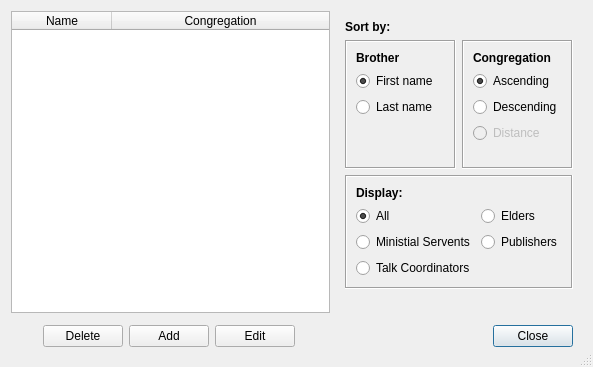
This is pyTalkManager/gui/BrotherWindow.ui in JoelMon/pyTalkManager as Qt 5 draws it before an edit. The edited form follows.
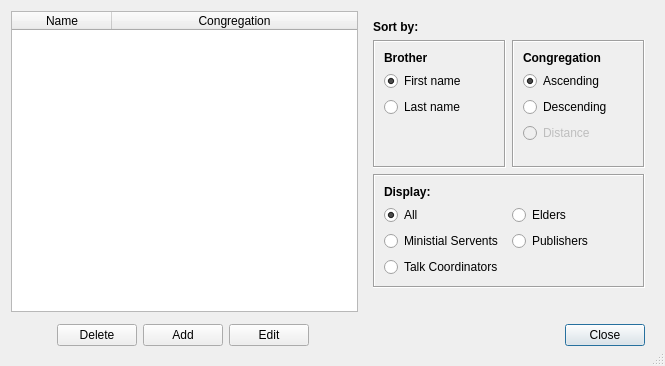
This is the edited form.

Patch:
```diff
--- a/pyTalkManager/gui/BrotherWindow.ui
+++ b/pyTalkManager/gui/BrotherWindow.ui
@@ -6,8 +6,8 @@
    <rect>
     <x>0</x>
     <y>0</y>
-    <width>593</width>
-    <height>367</height>
+    <width>665</width>
+    <height>366</height>
    </rect>
   </property>
   <property name="windowTitle">
@@ -49,9 +49,36 @@
      <property name="frameShadow">
       <enum>QFrame::Sunken</enum>
      </property>
+     <property name="lineWidth">
+      <number>1</number>
+     </property>
+     <property name="verticalScrollBarPolicy">
+      <enum>Qt::ScrollBarAsNeeded</enum>
+     </property>
+     <property name="editTriggers">
+      <set>QAbstractItemView::NoEditTriggers</set>
+     </property>
+     <property name="dragEnabled">
+      <bool>false</bool>
+     </property>
+     <property name="alternatingRowColors">
+      <bool>true</bool>
+     </property>
+     <property name="selectionMode">
+      <enum>QAbstractItemView::SingleSelection</enum>
+     </property>
      <property name="showGrid">
       <bool>true</bool>
      </property>
+     <property name="gridStyle">
+      <enum>Qt::NoPen</enum>
+     </property>
+     <property name="sortingEnabled">
+      <bool>false</bool>
+     </property>
+     <property name="wordWrap">
+      <bool>true</bool>
+     </property>
      <attribute name="horizontalHeaderVisible">
       <bool>true</bool>
      </attribute>
```
